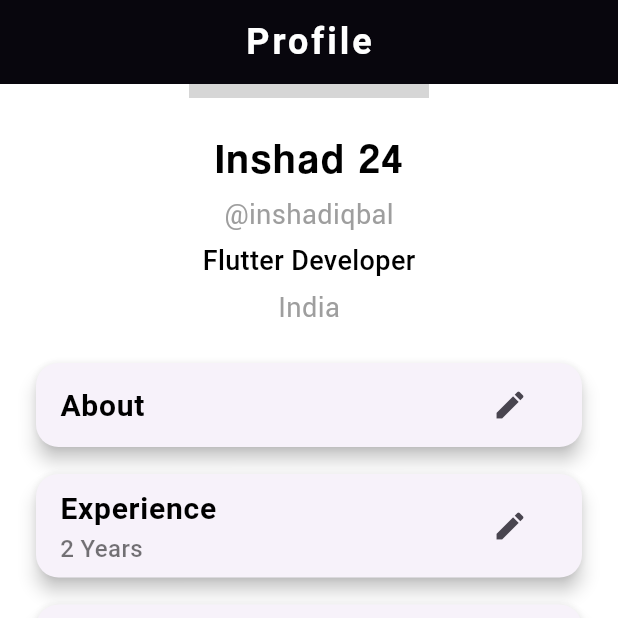
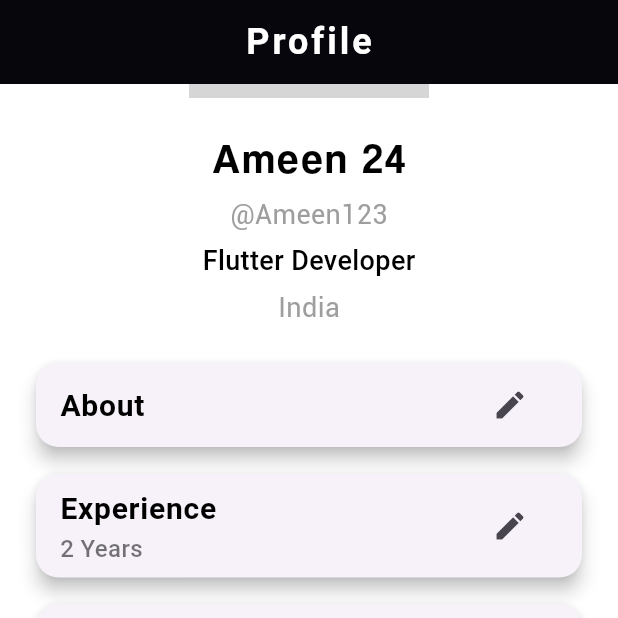
Before and after one commit to inshadaliqbal/JobConnect, a Flutter app: the ProfileScreen screen opened directly, scrolled down 171 dp, on a phone screen of 412 x 824 dp, the top half of it. Run offline on Flutter 3.47's test engine with Material 3 defaults, Android fonts, the phone set to English and light mode, and no system bars; grey boxes are pictures that could not be loaded.

Commit message:
UI Completed

```diff
--- a/lib/pages/profile_screen.dart
+++ b/lib/pages/profile_screen.dart
@@ -43,14 +43,14 @@ class _ProfileScreenState extends State<ProfileScreen> {
               SizedBox(height: 20),
               Center(
                 child: Text(
-                  'Inshad 24',
+                  'Ameen 24',
                   style: kProfileMainTextStyle,
                 ),
               ),
               SizedBox(height: 5), // Minor spacing adjustment
               Center(
                 child: Text(
-                  '@inshadiqbal',
+                  '@Ameen123',
                   style: kSecondDegreeTextStyle,
                 ),
               ),
```
